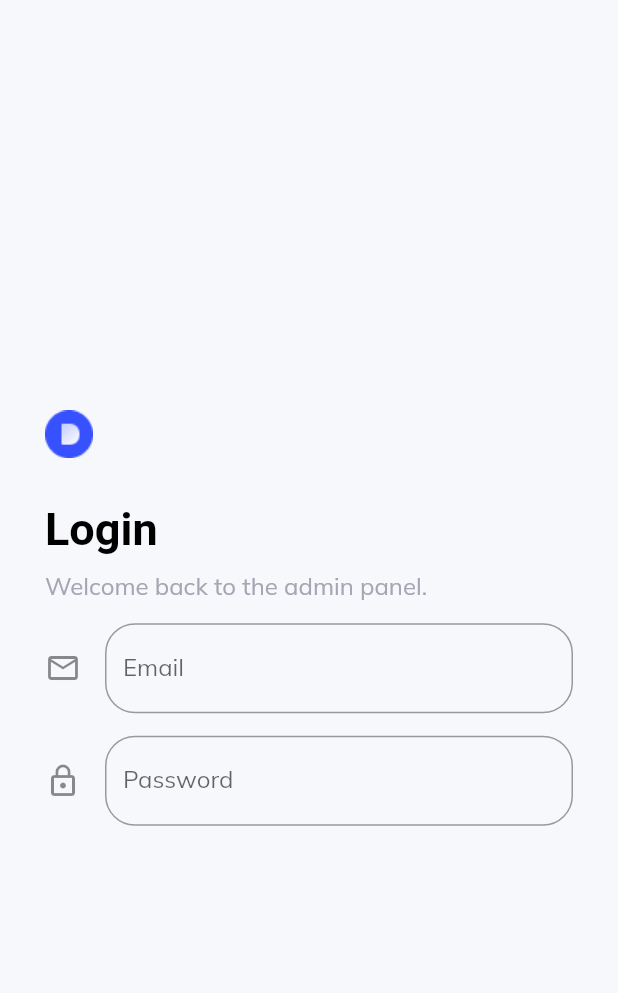
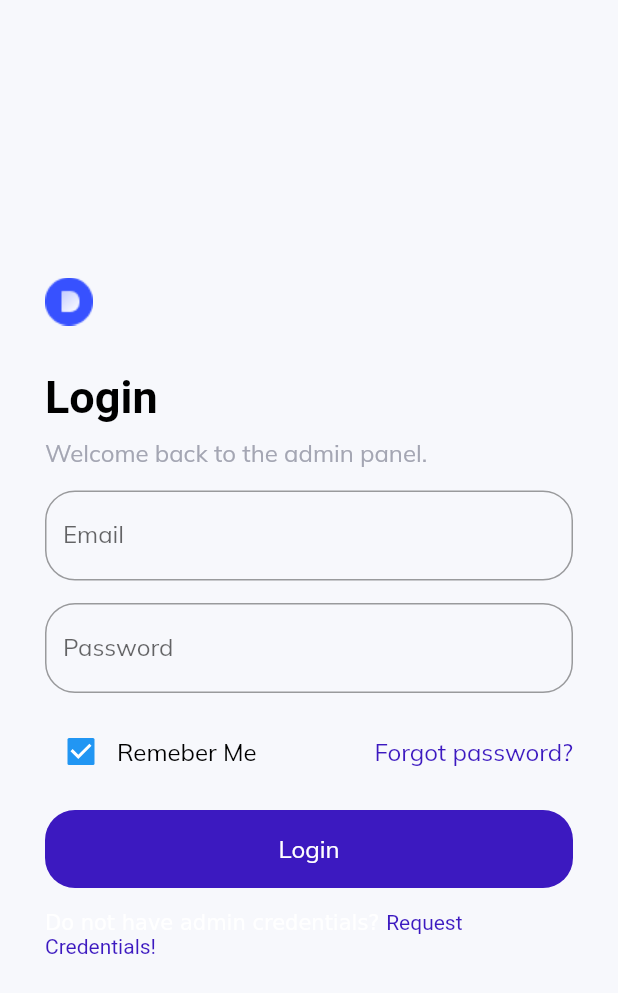
Before and after one commit to Santos-Enoque/flutter-web-dashboard-template, a Flutter app: the screen it shows after launch, on a phone screen of 412 x 824 dp. Shown: the top 993 px of the screen. Run offline on Flutter 3.47's test engine with Material 2 defaults, Android fonts, the phone set to English and light mode, and no system bars; our stand-ins replace charts_flutter, data_table_2, get, google_fonts.

Commit message:
final design

```diff
--- a/lib/pages/authentication/authentication.dart
+++ b/lib/pages/authentication/authentication.dart
@@ -1,6 +1,8 @@
 import 'package:flutter/material.dart';
 import 'package:flutter_web_dashboard/constants/style.dart';
+import 'package:flutter_web_dashboard/layout.dart';
 import 'package:flutter_web_dashboard/widgets/custom_text.dart';
+import 'package:get/get.dart';
 import 'package:google_fonts/google_fonts.dart';
 
 class AuthenticationPage extends StatelessWidget {
@@ -29,10 +31,9 @@ class AuthenticationPage extends StatelessWidget {
               ),
               Row(
                 children: [
-                  Text("Login", style: GoogleFonts.roboto(
-                    fontSize: 30,
-                    fontWeight: FontWeight.bold
-                  )),
+                  Text("Login",
+                      style: GoogleFonts.roboto(
+                          fontSize: 30, fontWeight: FontWeight.bold)),
                 ],
               ),
               SizedBox(
@@ -40,36 +41,82 @@ class AuthenticationPage extends StatelessWidget {
               ),
               Row(
                 children: [
-                  CustomText(text: "Welcome back to the admin panel.", color: lightGrey,),
+                  CustomText(
+                    text: "Welcome back to the admin panel.",
+                    color: lightGrey,
+                  ),
                 ],
               ),
               SizedBox(
                 height: 15,
               ),
-
               TextField(
                 decoration: InputDecoration(
-                    icon: Icon(Icons.email_outlined),
                     labelText: "Email",
                     hintText: "abc@domain.com",
                     border: OutlineInputBorder(
-                      borderRadius: BorderRadius.circular(20))
-                  ),
+                        borderRadius: BorderRadius.circular(20))),
               ),
               SizedBox(
                 height: 15,
               ),
-
               TextField(
                 obscureText: true,
                 decoration: InputDecoration(
-                    icon: Icon(Icons.lock_outline),
                     labelText: "Password",
                     hintText: "123",
                     border: OutlineInputBorder(
-                      borderRadius: BorderRadius.circular(20))
+                        borderRadius: BorderRadius.circular(20))),
+              ),
+               SizedBox(
+                height: 15,
+              ),
+              Row(
+                mainAxisAlignment: MainAxisAlignment.spaceBetween,
+                children: [
+                  Row(
+                    children: [
+                      Checkbox(value: true, onChanged: (value){}),
+                      CustomText(text: "Remeber Me",),
+                    ],
+                  ),
+
+                  CustomText(
+                    text: "Forgot password?",
+                    color: active
+                  )
+                ],
+              ),
+                SizedBox(
+                height: 15,
+              ),
+              InkWell(
+                onTap: (){
+                  Get.offAll(() => SiteLayout());
+                },
+                child: Container(
+                  decoration: BoxDecoration(color: active,
+                  borderRadius: BorderRadius.circular(20)),
+                  alignment: Alignment.center,
+                  width: double.maxFinite,
+                  padding: EdgeInsets.symmetric(vertical: 16),
+                  child: CustomText(
+                    text: "Login",
+                    color: Colors.white,
                   ),
                 ),
+              ),
+
+               SizedBox(
+                height: 15,
+              ),
+
+              RichText(text: TextSpan(
+                children: [
+                  TextSpan(text: "Do not have admin credentials? "),
+                  TextSpan(text: "Request Credentials! ", style: TextStyle(color: active))
+                ]
+              ))
 
             ],
           ),
```
Lines whose indentation alone changed are shown as unchanged.
